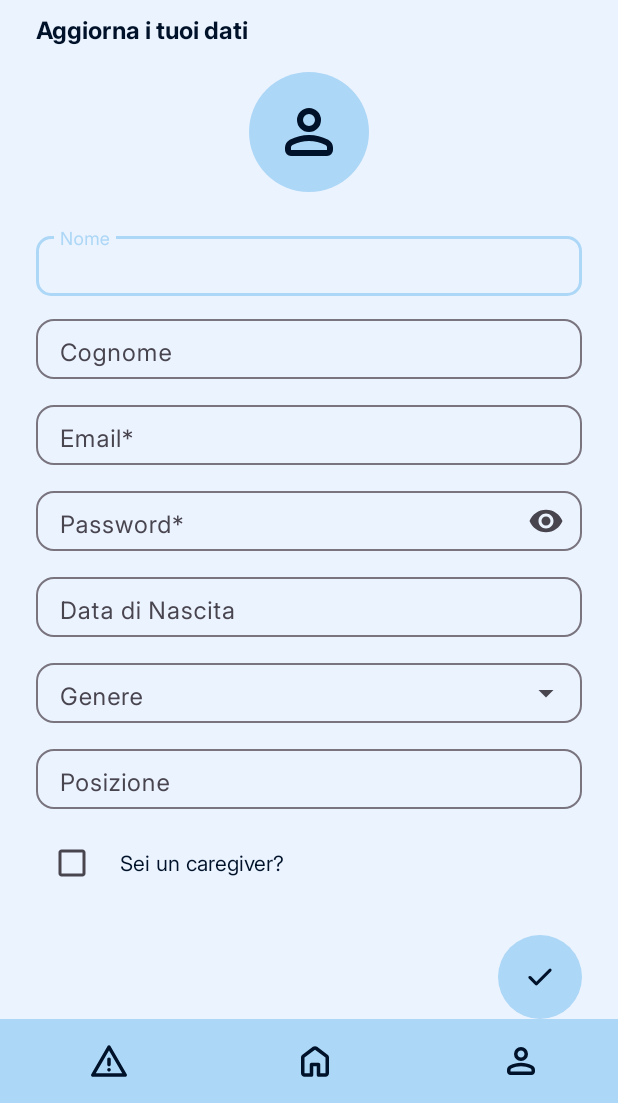
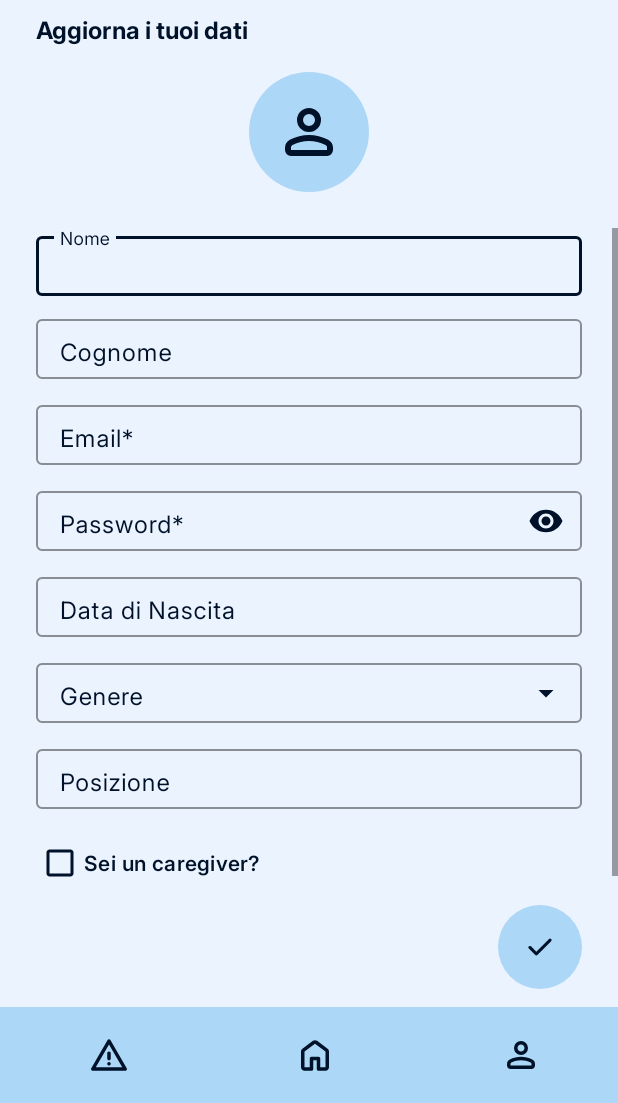
Before and after one commit to LunarTear-22/ImmunoBuddy, an Android app: the AccountDataActivity screen opened directly, with no data from a screen before it, on a phone screen of 412 x 824 dp, the part 133-1236 px from its top. Run offline under Robolectric (Android 15) with nearby library versions, the phone set to English and light mode, and no system bars.

Commit message:
activity account data

```diff
--- a/app/src/main/java/com/example/immunobubby/BaseActivity.java
+++ b/app/src/main/java/com/example/immunobubby/BaseActivity.java
@@ -11,6 +11,7 @@ import androidx.annotation.Nullable;
 import androidx.appcompat.app.AppCompatActivity;
 
 import com.google.android.material.button.MaterialButton;
+import com.google.android.material.textfield.MaterialAutoCompleteTextView;
 
 public abstract class BaseActivity extends AppCompatActivity {
 
@@ -28,6 +29,8 @@ public abstract class BaseActivity extends AppCompatActivity {
         // Configura navbar e back button automaticamente
         setupNavbarButtons();
         setupBackButton(R.id.btnBack);
+        // Cambia colore ai divider delle tendine
+        setupDropdownDividerColor();
 
 
     }
@@ -67,4 +70,17 @@ public abstract class BaseActivity extends AppCompatActivity {
                 btnBack.setOnClickListener(v -> onBackPressed());
             }
         }
+
+    /**
+     * Forza il colore dei divider dei dropdown (AutoCompleteTextView).
+     */
+    private void setupDropdownDividerColor() {
+        // Trova tutte le AutoCompleteTextView che potrebbero essere presenti
+        MaterialAutoCompleteTextView dropdown = findViewById(R.id.dropdownGender);
+        if (dropdown != null) {
+            dropdown.setDropDownBackgroundDrawable(
+                    getResources().getDrawable(R.drawable.bg_dropdown) // sfondo personalizzato senza divider
+            );
+        }
+    }
 }
--- /dev/null
+++ b/app/src/main/res/drawable/bg_dropdown.xml
@@ -0,0 +1,14 @@
+<?xml version="1.0" encoding="utf-8"?>
+
+    <shape xmlns:android="http://schemas.android.com/apk/res/android" android:shape="rectangle">
+        <!-- Sfondo interno -->
+        <solid android:color="@color/background_light"/>
+
+        <!-- Bordo sottile -->
+        <stroke
+            android:width="1dp"
+            android:color="@color/text_dark"/>
+
+        <!-- Angoli arrotondati opzionali -->
+        <corners android:radius="6dp"/>
+    </shape>
--- /dev/null
+++ b/app/src/main/res/drawable/ic_check.xml
@@ -0,0 +1,13 @@
+<?xml version="1.0" encoding="utf-8"?>
+<selector xmlns:android="http://schemas.android.com/apk/res/android">
+    <vector xmlns:android="http://schemas.android.com/apk/res/android"
+        android:width="24dp"
+        android:height="24dp"
+        android:viewportWidth="24"
+        android:viewportHeight="24">
+        <path
+            android:fillColor="@android:color/black"
+            android:pathData="M20,6L9,17l-5,-5" />
+    </vector>
+
+</selector>
--- a/app/src/main/res/layout/activity_account_data.xml
+++ b/app/src/main/res/layout/activity_account_data.xml
@@ -3,25 +3,25 @@
     xmlns:app="http://schemas.android.com/apk/res-auto"
     android:layout_width="match_parent"
     android:layout_height="match_parent"
+    xmlns:tools="http://schemas.android.com/tools"
     android:background="@color/background_light"
-    android:orientation="vertical">
+    android:orientation="vertical"
+    tools:ignore="HardcodedText">
 
+    <!-- Back button -->
     <include
         layout="@layout/back_button"
         android:layout_width="wrap_content"
         android:layout_height="wrap_content"
         android:layout_marginTop="8dp"
-        android:layout_marginStart="-8dp"
-        app:layout_constraintTop_toTopOf="parent"
-        app:layout_constraintStart_toStartOf="parent"
-        />
-
+        android:layout_marginStart="-8dp" />
 
     <!-- Titolo -->
     <TextView
         android:layout_width="match_parent"
         android:layout_height="wrap_content"
         android:layout_marginBottom="8dp"
+        android:textColor="@color/text_dark"
         android:text="ImmunoBuddy"
         android:textAlignment="center"
         android:textSize="22sp"
@@ -33,6 +33,7 @@
         android:layout_height="wrap_content"
         android:layout_marginStart="24dp"
         android:layout_marginBottom="16dp"
+        android:textColor="@color/text_dark"
         android:text="Aggiorna i tuoi dati"
         android:textSize="16sp"
         android:textStyle="bold" />
@@ -48,11 +49,23 @@
             android:layout_width="80dp"
             android:layout_height="80dp"
             android:background="@drawable/bg_circle_blue"
+            android:contentDescription="avatar"
             android:padding="16dp"
             android:src="@drawable/ic_user" />
     </LinearLayout>
 
-    <!-- Form -->
+    <!-- FORM SCORREVOLE -->
+    <ScrollView
+        android:layout_width="match_parent"
+        android:layout_height="0dp"
+        android:layout_weight="1"
+        android:fillViewport="true">
+
+        <LinearLayout
+            android:layout_width="match_parent"
+            android:layout_height="wrap_content"
+            android:orientation="vertical">
+
             <!-- Nome -->
             <com.google.android.material.textfield.TextInputLayout
                 style="@style/Widget.Material3.TextInputLayout.OutlinedBox"
@@ -60,24 +73,22 @@
                 android:layout_height="wrap_content"
                 android:layout_marginHorizontal="24dp"
                 android:layout_marginBottom="10dp"
-        app:boxCornerRadiusBottomEnd="10dp"
-        app:boxCornerRadiusBottomStart="10dp"
-        app:boxCornerRadiusTopEnd="10dp"
-        app:boxCornerRadiusTopStart="10dp">
-
+                android:textColorHint="@color/text_dark"
+                app:boxStrokeColor="@color/text_dark"
+                app:hintTextColor="@color/text_dark">
 
                 <com.google.android.material.textfield.TextInputEditText
                     android:id="@+id/input_nome"
                     android:layout_width="match_parent"
-            android:layout_height="40sp"
+                    android:layout_height="40dp"
                     android:hint="Nome"
                     android:inputType="textPersonName"
                     android:paddingTop="10dp"
                     android:paddingBottom="6dp"
                     android:textColor="@color/text_dark"
-            android:textColorHint="@color/text_dark" />
+                    android:textColorHint="@color/text_dark"
+                    android:textCursorDrawable="@null"/>
             </com.google.android.material.textfield.TextInputLayout>
-
 
             <!-- Cognome -->
             <com.google.android.material.textfield.TextInputLayout
@@ -86,10 +97,9 @@
                 android:layout_height="wrap_content"
                 android:layout_marginHorizontal="24dp"
                 android:layout_marginBottom="12dp"
-        app:boxCornerRadiusBottomEnd="12dp"
-        app:boxCornerRadiusBottomStart="12dp"
-        app:boxCornerRadiusTopEnd="12dp"
-        app:boxCornerRadiusTopStart="12dp">
+                android:textColorHint="@color/text_dark"
+                app:boxStrokeColor="@color/text_dark"
+                app:hintTextColor="@color/text_dark">
 
                 <com.google.android.material.textfield.TextInputEditText
                     android:id="@+id/input_cognome"
@@ -100,9 +110,9 @@
                     android:paddingBottom="6dp"
                     android:inputType="textPersonName"
                     android:textColor="@color/text_dark"
-            android:textColorHint="@color/text_dark"/>
+                    android:textColorHint="@color/text_dark"
+                    android:textCursorDrawable="@null"/>
             </com.google.android.material.textfield.TextInputLayout>
-
 
             <!-- Email -->
             <com.google.android.material.textfield.TextInputLayout
@@ -111,10 +121,9 @@
                 android:layout_height="wrap_content"
                 android:layout_marginHorizontal="24dp"
                 android:layout_marginBottom="12dp"
-        app:boxCornerRadiusBottomEnd="12dp"
-        app:boxCornerRadiusBottomStart="12dp"
-        app:boxCornerRadiusTopEnd="12dp"
-        app:boxCornerRadiusTopStart="12dp">
+                android:textColorHint="@color/text_dark"
+                app:boxStrokeColor="@color/text_dark"
+                app:hintTextColor="@color/text_dark">
 
                 <com.google.android.material.textfield.TextInputEditText
                     android:id="@+id/input_email"
@@ -125,9 +134,10 @@
                     android:paddingBottom="6dp"
                     android:inputType="textEmailAddress"
                     android:textColor="@color/text_dark"
-            android:textColorHint="@color/text_dark"/>
+                    android:textColorHint="@color/text_dark"
+                    android:textCursorDrawable="@null"/>
+
             </com.google.android.material.textfield.TextInputLayout>
-
 
             <!-- Password -->
             <com.google.android.material.textfield.TextInputLayout
@@ -136,11 +146,11 @@
                 android:layout_height="wrap_content"
                 android:layout_marginHorizontal="24dp"
                 android:layout_marginBottom="12dp"
-        app:boxCornerRadiusBottomEnd="12dp"
-        app:boxCornerRadiusBottomStart="12dp"
-        app:boxCornerRadiusTopEnd="12dp"
-        app:boxCornerRadiusTopStart="12dp"
-        app:endIconMode="password_toggle">
+                app:endIconMode="password_toggle"
+                android:textColorHint="@color/text_dark"
+                app:boxStrokeColor="@color/text_dark"
+                app:hintTextColor="@color/text_dark"
+                app:endIconTint="@color/text_dark">
 
                 <com.google.android.material.textfield.TextInputEditText
                     android:id="@+id/input_password"
@@ -151,9 +161,9 @@
                     android:paddingBottom="6dp"
                     android:inputType="textPassword"
                     android:textColor="@color/text_dark"
-            android:textColorHint="@color/text_dark"/>
+                    android:textColorHint="@color/text_dark"
+                    android:textCursorDrawable="@null"/>
             </com.google.android.material.textfield.TextInputLayout>
-
 
             <!-- Data di Nascita -->
             <com.google.android.material.textfield.TextInputLayout
@@ -162,10 +172,9 @@
                 android:layout_height="wrap_content"
                 android:layout_marginHorizontal="24dp"
                 android:layout_marginBottom="12dp"
-        app:boxCornerRadiusBottomEnd="12dp"
-        app:boxCornerRadiusBottomStart="12dp"
-        app:boxCornerRadiusTopEnd="12dp"
-        app:boxCornerRadiusTopStart="12dp">
+                android:textColorHint="@color/text_dark"
+                app:boxStrokeColor="@color/text_dark"
+                app:hintTextColor="@color/text_dark">
 
                 <com.google.android.material.textfield.TextInputEditText
                     android:id="@+id/input_dob"
@@ -177,21 +186,21 @@
                     android:paddingBottom="6dp"
                     android:inputType="date"
                     android:textColor="@color/text_dark"
-            android:textColorHint="@color/text_dark"/>
+                    android:textColorHint="@color/text_dark"
+                    android:textCursorDrawable="@null"/>
             </com.google.android.material.textfield.TextInputLayout>
 
-
-    <!-- Genere (puoi usare Spinner o ExposedDropdownMenu) -->
+            <!-- Genere -->
             <com.google.android.material.textfield.TextInputLayout
                 style="@style/Widget.Material3.TextInputLayout.OutlinedBox.ExposedDropdownMenu"
                 android:layout_width="match_parent"
                 android:layout_height="wrap_content"
                 android:layout_marginHorizontal="24dp"
                 android:layout_marginBottom="12dp"
-        app:boxCornerRadiusBottomEnd="12dp"
-        app:boxCornerRadiusBottomStart="12dp"
-        app:boxCornerRadiusTopEnd="12dp"
-        app:boxCornerRadiusTopStart="12dp">
+                android:textColorHint="@color/text_dark"
+                app:boxStrokeColor="@color/text_dark"
+                app:hintTextColor="@color/text_dark"
+                app:endIconTint="@color/text_dark">
 
                 <AutoCompleteTextView
                     android:id="@+id/dropdownGender"
@@ -202,9 +211,8 @@
                     android:paddingBottom="6dp"
                     android:inputType="none"
                     android:textColor="@color/text_dark"
-            android:textColorHint="@color/text_dark"/>
+                    android:textColorHint="@color/text_dark" />
             </com.google.android.material.textfield.TextInputLayout>
-
 
             <!-- Posizione -->
             <com.google.android.material.textfield.TextInputLayout
@@ -213,10 +221,9 @@
                 android:layout_height="wrap_content"
                 android:layout_marginHorizontal="24dp"
                 android:layout_marginBottom="12dp"
-        app:boxCornerRadiusBottomEnd="12dp"
-        app:boxCornerRadiusBottomStart="12dp"
-        app:boxCornerRadiusTopEnd="12dp"
-        app:boxCornerRadiusTopStart="12dp">
+                android:textColorHint="@color/text_dark"
+                app:boxStrokeColor="@color/text_dark"
+                app:hintTextColor="@color/text_dark">
 
                 <com.google.android.material.textfield.TextInputEditText
                     android:id="@+id/input_posizione"
@@ -227,9 +234,9 @@
                     android:paddingBottom="6dp"
                     android:inputType="text"
                     android:textColor="@color/text_dark"
-            android:textColorHint="@color/text_dark"/>
+                    android:textColorHint="@color/text_dark"
+                    android:textCursorDrawable="@null"/>
             </com.google.android.material.textfield.TextInputLayout>
-
 
             <!-- Checkbox caregiver -->
             <LinearLayout
@@ -240,24 +247,29 @@
                 android:gravity="center_vertical"
                 android:orientation="horizontal">
 
-        <CheckBox
+                <com.google.android.material.checkbox.MaterialCheckBox
                     android:id="@+id/check_caregiver"
                     android:layout_width="wrap_content"
-            android:layout_height="wrap_content" />
+                    android:layout_height="wrap_content"
+                    app:buttonTint="@color/text_dark"
+                    app:buttonIconTint="@color/primary_dark"
+                    android:textColor="@color/text_dark"
+                    android:text="Sei un caregiver?"
+                    android:fontFamily="@font/inter_semibold"
+                    />
 
-        <TextView
-            android:layout_width="wrap_content"
-            android:layout_height="wrap_content"
-            android:layout_marginStart="8dp"
-            android:text="Sei un caregiver?" />
+
             </LinearLayout>
+        </LinearLayout>
+    </ScrollView>
 
-    <!-- Bottone invio -->
+    <!-- Bottone invio FISSO sotto -->
     <LinearLayout
         android:layout_width="match_parent"
         android:layout_height="wrap_content"
         android:gravity="end"
-        android:paddingEnd="24dp">
+        android:paddingEnd="24dp"
+        android:paddingBottom="12dp">
 
         <ImageButton
             android:id="@+id/btn_submit"
@@ -271,8 +283,6 @@
     <include
         layout="@layout/navbar"
         android:layout_height="wrap_content"
-        android:layout_width="match_parent"
-        app:layout_constraintBottom_toBottomOf="parent"
-        app:layout_constraintStart_toStartOf="parent"
-        app:layout_constraintEnd_toEndOf="parent"/>
+        android:layout_width="match_parent" />
+
 </LinearLayout>
```
Also changed, not shown: app/src/main/res/values/colors.xml (line endings or trailing spaces). Lines whose indentation alone changed are shown as unchanged.
